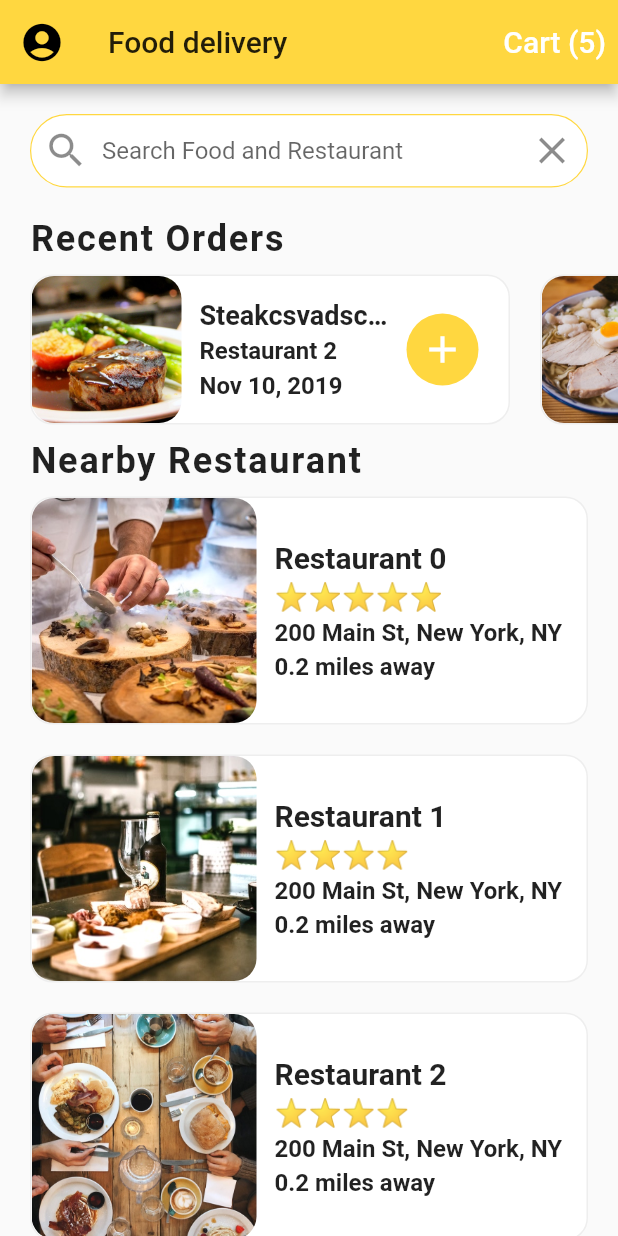
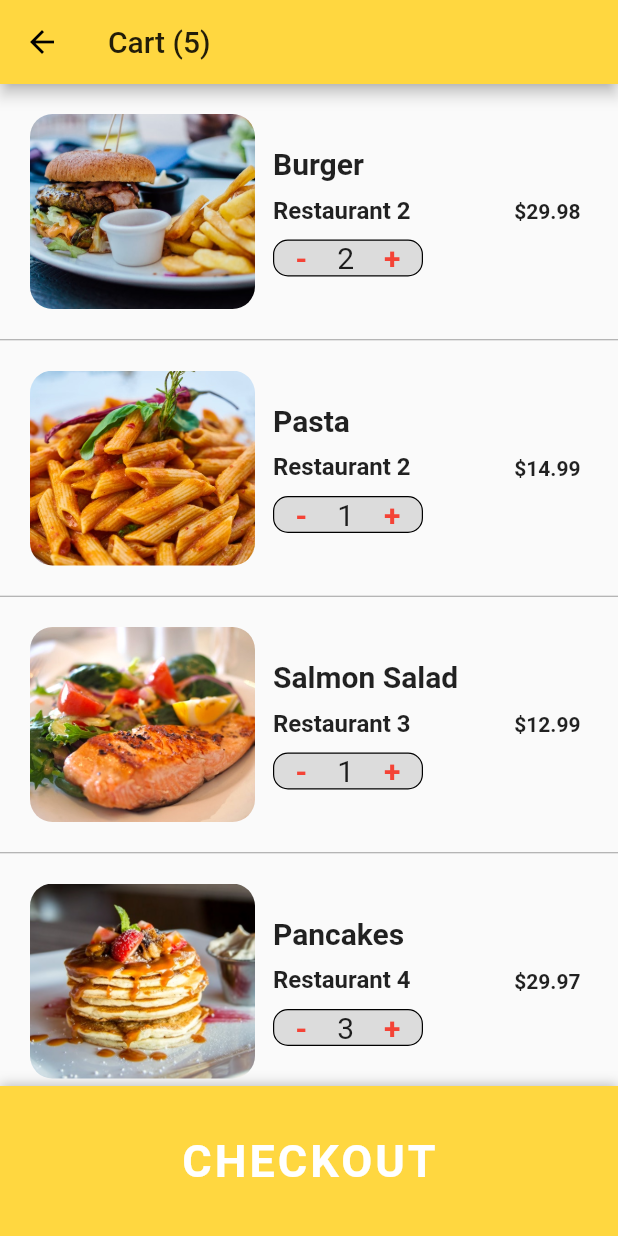
Before and after one commit to hossam-alissa/flutter_food_delivery_ui, a Flutter app: the screen it shows after launch, after a tap on an icon or button, on a phone screen of 412 x 824 dp. Run offline on Flutter 3.47's test engine with Material 2 defaults, Android fonts, the phone set to English and light mode, and no system bars.

Commit message:
ADD Cart Screen and the End Project

```diff
--- /dev/null
+++ b/lib/screens/cart_screen.dart
@@ -0,0 +1,205 @@
+import 'package:flutter/material.dart';
+import 'package:flutter_food_delivery_ui/data/data.dart';
+import 'package:flutter_food_delivery_ui/models/order.dart';
+
+class CartScreen extends StatefulWidget {
+  @override
+  _CartScreenState createState() => _CartScreenState();
+}
+
+class _CartScreenState extends State<CartScreen> {
+  _buildCartItem(Order order) {
+    return Container(
+      padding: EdgeInsets.all(20.0),
+      height: 170.0,
+      child: Row(
+        children: [
+          Expanded(
+            child: Row(
+              children: [
+                Container(
+                  width: 150.0,
+                  decoration: BoxDecoration(
+                    image: DecorationImage(
+                        image: AssetImage(order.food.imageUrl),
+                        fit: BoxFit.cover),
+                    borderRadius: BorderRadius.circular(15.0),
+                  ),
+                ),
+                Expanded(
+                  child: Container(
+                    margin: EdgeInsets.all(12.0),
+                    child: Column(
+                      mainAxisAlignment: MainAxisAlignment.center,
+                      crossAxisAlignment: CrossAxisAlignment.start,
+                      children: [
+                        Text(
+                          order.food.name,
+                          style: TextStyle(
+                              fontSize: 20.0, fontWeight: FontWeight.bold),
+                          overflow: TextOverflow.ellipsis,
+                        ),
+                        SizedBox(height: 10.0),
+                        Text(
+                          order.restaurant.name,
+                          style: TextStyle(
+                              fontSize: 16.0, fontWeight: FontWeight.w600),
+                          overflow: TextOverflow.ellipsis,
+                        ),
+                        SizedBox(height: 10.0),
+                        Container(
+                          width: 100.0,
+                          decoration: BoxDecoration(
+                            borderRadius: BorderRadius.circular(10.0),
+                            border: Border.all(width: 0.8),
+                            color: Colors.black12,
+                          ),
+                          child: Row(
+                            mainAxisAlignment: MainAxisAlignment.center,
+                            children: [
+                              GestureDetector(
+                                onTap: () {},
+                                child: Text(
+                                  "-",
+                                  style: TextStyle(
+                                      color: Colors.red,
+                                      fontSize: 20.0,
+                                      fontWeight: FontWeight.bold),
+                                ),
+                              ),
+                              SizedBox(
+                                width: 20.0,
+                              ),
+                              Text(
+                                order.quantity.toString(),
+                                style: TextStyle(fontSize: 20.0),
+                              ),
+                              SizedBox(
+                                width: 20.0,
+                              ),
+                              GestureDetector(
+                                onTap: () {},
+                                child: Text(
+                                  "+",
+                                  style: TextStyle(
+                                      color: Colors.red,
+                                      fontSize: 20.0,
+                                      fontWeight: FontWeight.bold),
+                                ),
+                              ),
+                            ],
+                          ),
+                        ),
+                      ],
+                    ),
+                  ),
+                ),
+              ],
+            ),
+          ),
+          Container(
+            margin: EdgeInsets.all(5.0),
+            child: Text(
+              '\$${order.quantity * order.food.price}',
+              style: TextStyle(fontSize: 14.0, fontWeight: FontWeight.w600),
+            ),
+          ),
+        ],
+      ),
+    );
+  }
+
+  @override
+  Widget build(BuildContext context) {
+    double totalPrice = 0;
+    currentUser.cart.forEach(
+        (Order order) => totalPrice += order.quantity * order.food.price);
+
+    return Scaffold(
+      appBar: AppBar(
+        title: Text("Cart (${currentUser.cart.length})"),
+      ),
+      body: ListView.separated(
+        itemBuilder: (BuildContext context, int index) {
+          if (index < currentUser.cart.length) {
+            Order order = currentUser.cart[index];
+            return _buildCartItem(order);
+          }
+          return Padding(
+            padding: EdgeInsets.all(20.0),
+            child: Column(
+              children: [
+                Row(
+                  mainAxisAlignment: MainAxisAlignment.spaceBetween,
+                  children: [
+                    Text(
+                      "Estimated Delivery Time",
+                      style: TextStyle(
+                          fontSize: 20.0, fontWeight: FontWeight.w600),
+                    ),
+                    Text(
+                      "25 min",
+                      style: TextStyle(
+                          fontSize: 20.0, fontWeight: FontWeight.w600),
+                    ),
+                  ],
+                ),
+                SizedBox(height: 10.0),
+                Row(
+                  mainAxisAlignment: MainAxisAlignment.spaceBetween,
+                  children: [
+                    Text(
+                      "Total Cost :",
+                      style: TextStyle(
+                          fontSize: 20.0, fontWeight: FontWeight.w600),
+                    ),
+                    Text(
+                      '\$${totalPrice.toStringAsFixed(2)}',
+                      style: TextStyle(
+                          color: Colors.green[700],
+                          fontSize: 20.0,
+                          fontWeight: FontWeight.w600),
+                    ),
+                  ],
+                ),
+                SizedBox(height: 100.0,),
+              ],
+            ),
+          );
+        },
+        separatorBuilder: (BuildContext context, int index) {
+          return Divider(
+            height: 1.0,
+            color: Colors.grey,
+          );
+        },
+        itemCount: currentUser.cart.length + 1,
+      ),
+      bottomSheet: Container(
+        height: 100.0,
+        width: MediaQuery.of(context).size.width,
+        decoration:
+            BoxDecoration(color: Theme.of(context).primaryColor, boxShadow: [
+          BoxShadow(
+            color: Colors.black26,
+            offset: Offset(0, -1),
+            blurRadius: 6.0,
+          )
+        ]),
+        child: Center(
+          child: FlatButton(
+            child: Text(
+              "CHECKOUT",
+              style: TextStyle(
+                  color: Colors.white,
+                  fontSize: 30.0,
+                  fontWeight: FontWeight.bold,
+                  letterSpacing: 2.0),
+            ),
+            onPressed: () {},
+          ),
+        ),
+      ),
+    );
+  }
+}
--- a/lib/screens/home_screen.dart
+++ b/lib/screens/home_screen.dart
@@ -4,6 +4,8 @@ import 'package:flutter_food_delivery_ui/models/restaurant.dart';
 import 'package:flutter_food_delivery_ui/screens/restaurant_screen.dart';
 import 'package:flutter_food_delivery_ui/widgets/rating_stars.dart';
 import 'package:flutter_food_delivery_ui/widgets/recent_orders.dart';
+
+import 'cart_screen.dart';
 
 class HomeScreen extends StatefulWidget {
   @override
@@ -95,7 +97,8 @@ class _HomeScreenState extends State<HomeScreen> {
         title: Text("Food delivery"),
         actions: [
           TextButton(
-            onPressed: () {},
+            onPressed: () => Navigator.push(context, MaterialPageRoute(builder: (_) =>
+                CartScreen(),),),
             child: Text("Cart (${currentUser.cart.length})",
                 style: TextStyle(color: Colors.white, fontSize: 20.0)),
           ),
```
